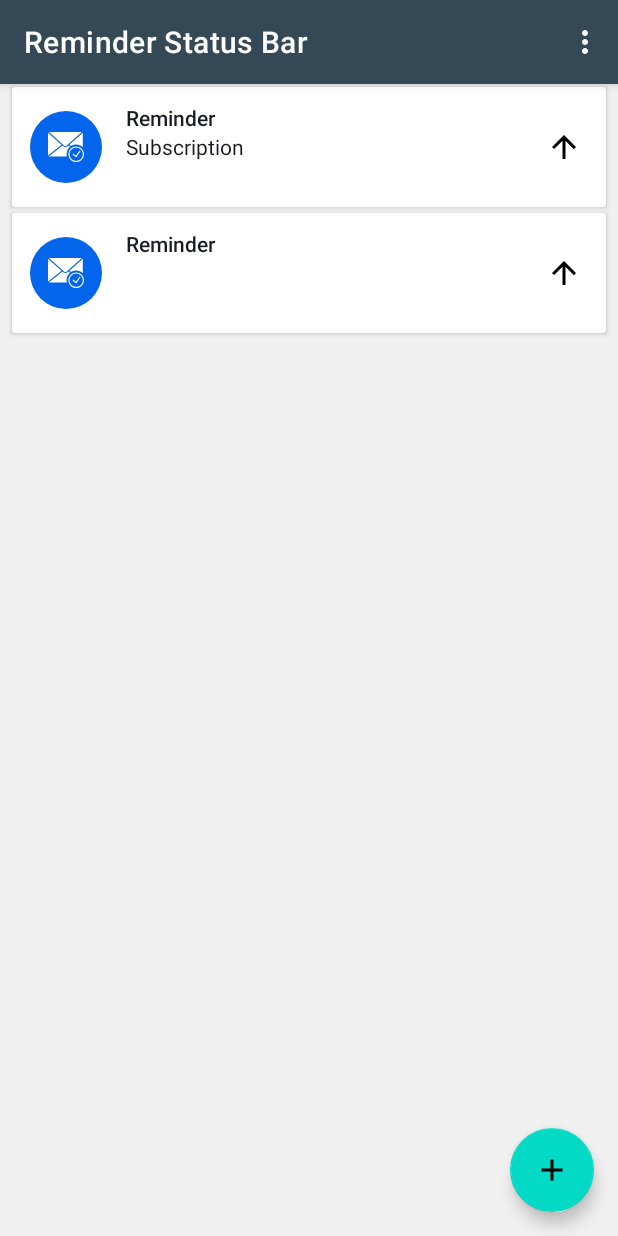
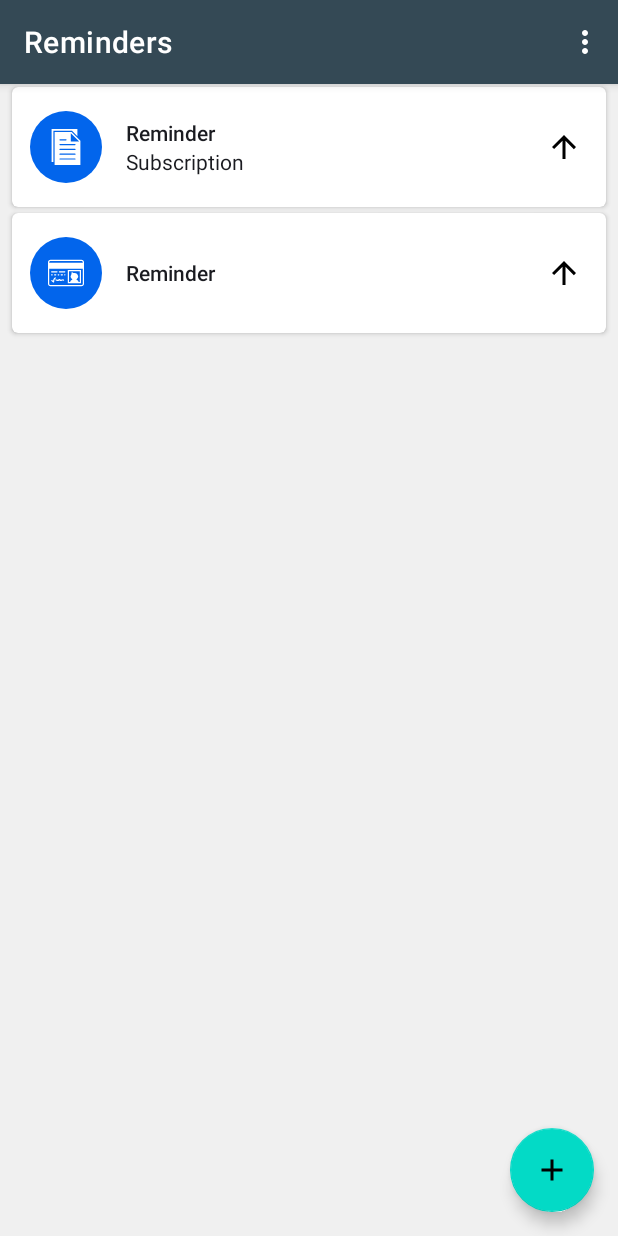
Before and after one commit to FVAdevand/ReminderStatusBar, an Android app: the screen it shows after launch (MainActivity), in the options menu, after a tap on "Add all", on a phone screen of 412 x 824 dp. Run offline under Robolectric (Android 15) with nearby library versions, the phone set to English and light mode, and no system bars; our stand-ins replace Room's generated code.

Commit message:
added type converter to iconResId; fixed reminder list item

```diff
--- a/app/src/main/java/ua/fvadevand/reminderstatusbar/FakeDataUtils.kt
+++ b/app/src/main/java/ua/fvadevand/reminderstatusbar/FakeDataUtils.kt
@@ -10,17 +10,17 @@ object FakeDataUtils {
             add(Reminder(
                     "Reminder",
                     null,
-                    "ic_notif_mail",
+                    R.drawable.ic_notif_id_card,
                     System.currentTimeMillis()))
             add(Reminder(
                     "Reminder",
                     "Subscription",
-                    "ic_notif_mail",
+                    R.drawable.ic_notif_file,
                     System.currentTimeMillis()))
             add(Reminder(
                     "Reminder",
                     null,
-                    "ic_notif_mail",
+                    R.drawable.ic_notif_like,
                     System.currentTimeMillis()))
         }
 
@@ -28,7 +28,7 @@ object FakeDataUtils {
         get() = Reminder(
                 "Reminder",
                 null,
-                "ic_notif_mail",
+                R.drawable.ic_notif_briefcase,
                 System.currentTimeMillis()
         )
 }
--- a/app/src/main/java/ua/fvadevand/reminderstatusbar/adapters/IconAdapter.kt
+++ b/app/src/main/java/ua/fvadevand/reminderstatusbar/adapters/IconAdapter.kt
@@ -33,7 +33,7 @@ class IconAdapter(
         private val iconView: ImageView = itemView.findViewById(R.id.iv_icon)
 
         init {
-            itemView.setOnClickListener { v ->
+            itemView.setOnClickListener {
                 val position = adapterPosition
                 if (position in 0 until itemCount) {
                     listener(iconIds[position])
--- a/app/src/main/java/ua/fvadevand/reminderstatusbar/adapters/ReminderAdapter.kt
+++ b/app/src/main/java/ua/fvadevand/reminderstatusbar/adapters/ReminderAdapter.kt
@@ -1,5 +1,7 @@
 package ua.fvadevand.reminderstatusbar.adapters
 
+import android.content.Context
+import android.text.TextUtils
 import android.view.LayoutInflater
 import android.view.View
 import android.view.ViewGroup
@@ -9,9 +11,11 @@ import androidx.recyclerview.widget.DiffUtil
 import androidx.recyclerview.widget.RecyclerView
 import ua.fvadevand.reminderstatusbar.R
 import ua.fvadevand.reminderstatusbar.data.models.Reminder
-import ua.fvadevand.reminderstatusbar.utils.IconUtils
+import ua.fvadevand.reminderstatusbar.utils.ReminderDateUtils
+import java.util.Calendar
 
 class ReminderAdapter(
+        private val context: Context,
         private val listener: (Long) -> Unit
 ) : RecyclerView.Adapter<ReminderAdapter.ReminderViewHolder>() {
 
@@ -39,33 +43,33 @@ class ReminderAdapter(
     }
 
     inner class ReminderDiffUtilCallback(
-            private val mOldList: List<Reminder>,
-            private val mNewList: List<Reminder>
+            private val oldList: List<Reminder>,
+            private val newList: List<Reminder>
     ) : DiffUtil.Callback() {
 
         override fun getOldListSize(): Int {
-            return mOldList.size
+            return oldList.size
         }
 
         override fun getNewListSize(): Int {
-            return mNewList.size
+            return newList.size
         }
 
         override fun areItemsTheSame(oldItemPosition: Int, newItemPosition: Int): Boolean {
-            return mOldList[oldItemPosition].id == mNewList[newItemPosition].id
+            return oldList[oldItemPosition].id == newList[newItemPosition].id
         }
 
         override fun areContentsTheSame(oldItemPosition: Int, newItemPosition: Int): Boolean {
-            return mOldList[oldItemPosition] == mNewList[newItemPosition]
+            return oldList[oldItemPosition] == newList[newItemPosition]
         }
     }
 
     inner class ReminderViewHolder(itemView: View) : RecyclerView.ViewHolder(itemView) {
 
-        private var mIconView: ImageView = itemView.findViewById(R.id.iv_item_icon)
-        private var mTitleView: TextView = itemView.findViewById(R.id.tv_item_title)
-        private var mTextView: TextView = itemView.findViewById(R.id.tv_item_text)
-        private var mDateView: TextView = itemView.findViewById(R.id.tv_item_date)
+        private var iconView: ImageView = itemView.findViewById(R.id.iv_item_icon)
+        private var titleView: TextView = itemView.findViewById(R.id.tv_item_title)
+        private var textView: TextView = itemView.findViewById(R.id.tv_item_text)
+        private var dateView: TextView = itemView.findViewById(R.id.tv_item_date)
 
         init {
             itemView.setOnClickListener {
@@ -77,10 +81,23 @@ class ReminderAdapter(
         }
 
         fun bind(reminder: Reminder) {
-            val context = itemView.context
-            mIconView.setImageResource(IconUtils.getIconResId(context, reminder.iconName))
-            mTitleView.text = reminder.title
-            mTextView.text = reminder.text
+            iconView.setImageResource(reminder.iconResId)
+            titleView.text = reminder.title
+            val reminderText = reminder.text
+            if (TextUtils.isEmpty(reminderText)) {
+                textView.visibility = View.GONE
+            } else {
+                textView.visibility = View.VISIBLE
+                textView.text = reminderText
+            }
+            if (reminder.timestamp > System.currentTimeMillis()) {
+                dateView.visibility = View.VISIBLE
+                val calendar = Calendar.getInstance()
+                calendar.timeInMillis = reminder.timestamp
+                dateView.text = ReminderDateUtils.getNotificationTime(context, calendar)
+            } else {
+                dateView.visibility = View.GONE
+            }
         }
     }
 }
--- a/app/src/main/java/ua/fvadevand/reminderstatusbar/data/models/Reminder.kt
+++ b/app/src/main/java/ua/fvadevand/reminderstatusbar/data/models/Reminder.kt
@@ -1,9 +1,12 @@
 package ua.fvadevand.reminderstatusbar.data.models
 
+import androidx.annotation.DrawableRes
 import androidx.room.ColumnInfo
 import androidx.room.Entity
 import androidx.room.PrimaryKey
+import androidx.room.TypeConverters
 import ua.fvadevand.reminderstatusbar.Const
+import ua.fvadevand.reminderstatusbar.data.converters.IconResTypeConverter
 
 @Entity(tableName = Const.TABLE_NAME_REMINDERS)
 data class Reminder(
@@ -14,7 +17,9 @@ data class Reminder(
         var text: String? = null,
 
         @ColumnInfo(name = "icon_res_name")
-        var iconName: String,
+        @TypeConverters(IconResTypeConverter::class)
+        @DrawableRes
+        var iconResId: Int,
 
         @ColumnInfo(name = "timestamp")
         var timestamp: Long = 0
--- a/app/src/main/java/ua/fvadevand/reminderstatusbar/ui/ReminderEditFragment.kt
+++ b/app/src/main/java/ua/fvadevand/reminderstatusbar/ui/ReminderEditFragment.kt
@@ -22,7 +22,6 @@ import ua.fvadevand.reminderstatusbar.dialogs.AlarmSetDialog
 import ua.fvadevand.reminderstatusbar.dialogs.AlarmSetDialog.OnAlarmSetListener
 import ua.fvadevand.reminderstatusbar.dialogs.IconsDialog
 import ua.fvadevand.reminderstatusbar.listeners.OnFabVisibilityChangeListener
-import ua.fvadevand.reminderstatusbar.utils.IconUtils
 import ua.fvadevand.reminderstatusbar.utils.ReminderDateUtils
 import java.util.Calendar
 
@@ -38,9 +37,9 @@ class ReminderEditFragment : Fragment(), View.OnClickListener, OnAlarmSetListene
     private lateinit var currentReminderLive: LiveData<Reminder>
     private lateinit var calendar: Calendar
     private var onFabVisibilityChangeListener: OnFabVisibilityChangeListener? = null
-    private var editMode: Boolean = false
-    private var iconResId: Int = 0
-    private var currentReminderId: Long = Const.NEW_REMINDER_ID
+    private var editMode = false
+    private var iconResId = 0
+    private var currentReminderId = Const.NEW_REMINDER_ID
 
     override fun onCreate(savedInstanceState: Bundle?) {
         super.onCreate(savedInstanceState)
@@ -85,16 +84,21 @@ class ReminderEditFragment : Fragment(), View.OnClickListener, OnAlarmSetListene
         notifyBtn.setOnClickListener(this)
         timeView = view.findViewById(R.id.tv_edit_reminder_time)
         delayNotificationView = view.findViewById(R.id.cb_edit_reminder_delay_notification)
+        delayNotificationView.setOnCheckedChangeListener { _, isChecked ->
+            if (isChecked) {
+                notifyBtn.setText(R.string.edit_reminder_action_save)
+            } else {
+                notifyBtn.setText(R.string.edit_reminder_action_notify)
+            }
+        }
         calendar = Calendar.getInstance()
     }
 
     private fun fillView(reminder: Reminder) {
         titleView.setText(reminder.title)
         textView.setText(reminder.text)
-        context?.let {
-            iconResId = IconUtils.getIconResId(it, reminder.iconName)
-            iconBtn.setImageResource(iconResId)
-        }
+        iconResId = reminder.iconResId
+        iconBtn.setImageResource(iconResId)
         if (reminder.timestamp > System.currentTimeMillis()) {
             setVisibilityTimeView(true)
             calendar.timeInMillis = reminder.timestamp
@@ -134,7 +138,7 @@ class ReminderEditFragment : Fragment(), View.OnClickListener, OnAlarmSetListene
             return
         }
         val text = textView.text.toString().trim()
-        val timeInMillis: Long = if (delayNotificationView.isChecked) {
+        val timeInMillis = if (delayNotificationView.isChecked) {
             calendar.timeInMillis
         } else {
             System.currentTimeMillis()
@@ -142,7 +146,7 @@ class ReminderEditFragment : Fragment(), View.OnClickListener, OnAlarmSetListene
         val reminder = Reminder(
                 title,
                 text,
-                IconUtils.getIconName(context!!, iconResId),
+                iconResId,
                 timeInMillis
         )
         if (editMode) {
--- a/app/src/main/java/ua/fvadevand/reminderstatusbar/ui/RemindersFragment.kt
+++ b/app/src/main/java/ua/fvadevand/reminderstatusbar/ui/RemindersFragment.kt
@@ -22,8 +22,8 @@ class RemindersFragment : Fragment() {
 
     override fun onAttach(context: Context?) {
         super.onAttach(context)
-        onFabVisibilityChangeListener = context as? OnFabVisibilityChangeListener
-        onReminderClickListener = context as? OnReminderClickListener
+        onFabVisibilityChangeListener = context as OnFabVisibilityChangeListener
+        onReminderClickListener = context as OnReminderClickListener
     }
 
     override fun onCreateView(inflater: LayoutInflater, container: ViewGroup?,
@@ -52,7 +52,7 @@ class RemindersFragment : Fragment() {
     private fun setupRecyclerView(view: View) {
         val reminderListView = view.findViewById<RecyclerView>(R.id.reminder_list)
         reminderListView.layoutManager = LinearLayoutManager(context)
-        reminderAdapter = ReminderAdapter { onReminderClickListener?.onReminderClick(it) }
+        reminderAdapter = ReminderAdapter(context!!) { onReminderClickListener?.onReminderClick(it) }
         reminderListView.adapter = reminderAdapter
     }
 
--- a/app/src/main/java/ua/fvadevand/reminderstatusbar/utils/IconUtils.kt
+++ b/app/src/main/java/ua/fvadevand/reminderstatusbar/utils/IconUtils.kt
@@ -1,12 +1,8 @@
 package ua.fvadevand.reminderstatusbar.utils
 
-import android.content.Context
-import androidx.annotation.DrawableRes
 import ua.fvadevand.reminderstatusbar.R
 
 object IconUtils {
-
-    private const val RESOURCE_FOLDER_DRAWABLE = "drawable"
 
     val iconsIds: List<Int>
         get() {
@@ -41,12 +37,4 @@ object IconUtils {
                     R.drawable.ic_notif_worldwide
             )
         }
-
-    fun getIconName(context: Context, @DrawableRes iconResId: Int): String {
-        return context.resources.getResourceEntryName(iconResId)
-    }
-
-    fun getIconResId(context: Context, iconName: String): Int {
-        return context.resources.getIdentifier(iconName, RESOURCE_FOLDER_DRAWABLE, context.packageName)
-    }
 }
--- a/app/src/main/java/ua/fvadevand/reminderstatusbar/utils/NotificationUtils.kt
+++ b/app/src/main/java/ua/fvadevand/reminderstatusbar/utils/NotificationUtils.kt
@@ -35,7 +35,7 @@ object NotificationUtils {
     }
 
     fun showNotification(context: Context, reminder: Reminder) {
-        val iconResId = IconUtils.getIconResId(context, reminder.iconName)
+        val iconResId = reminder.iconResId
         val nBuilder = NotificationCompat.Builder(context, REMINDER_CHANNEL_ID)
                 .setContentTitle(reminder.title)
                 .setSmallIcon(iconResId)
--- a/app/src/main/res/layout/icon_list_item.xml
+++ b/app/src/main/res/layout/icon_list_item.xml
@@ -12,6 +12,7 @@
         android:layout_margin="8dp"
         android:background="@drawable/oval_background"
         android:padding="8dp"
+        tools:ignore="ContentDescription"
         tools:src="@drawable/ic_notif_agenda" />
 
 </FrameLayout>
--- a/app/src/main/res/layout/reminder_list_item.xml
+++ b/app/src/main/res/layout/reminder_list_item.xml
@@ -8,7 +8,7 @@
     android:layout_marginTop="2dp"
     android:layout_marginEnd="8dp"
     android:layout_marginBottom="2dp"
-    app:cardCornerRadius="2dp">
+    app:cardCornerRadius="4dp">
 
     <RelativeLayout
         android:id="@+id/layout_reminder"
@@ -28,6 +28,7 @@
             android:background="@drawable/oval_background"
             android:backgroundTint="@color/colorAccent"
             android:padding="12dp"
+            tools:ignore="ContentDescription"
             tools:src="@drawable/ic_add_24dp" />
 
         <LinearLayout
@@ -79,7 +80,8 @@
             android:background="@android:color/transparent"
             android:paddingStart="8dp"
             android:paddingEnd="8dp"
-            android:src="@drawable/ic_upward_24dp" />
+            android:src="@drawable/ic_upward_24dp"
+            tools:ignore="ContentDescription" />
 
     </RelativeLayout>
 </androidx.cardview.widget.CardView>
```
Also changed, not shown: app/src/main/java/ua/fvadevand/reminderstatusbar/data/converters/IconResTypeConverter.kt (added, +21 -0 lines), app/src/main/res/values/strings.xml (+5 -5 lines).
